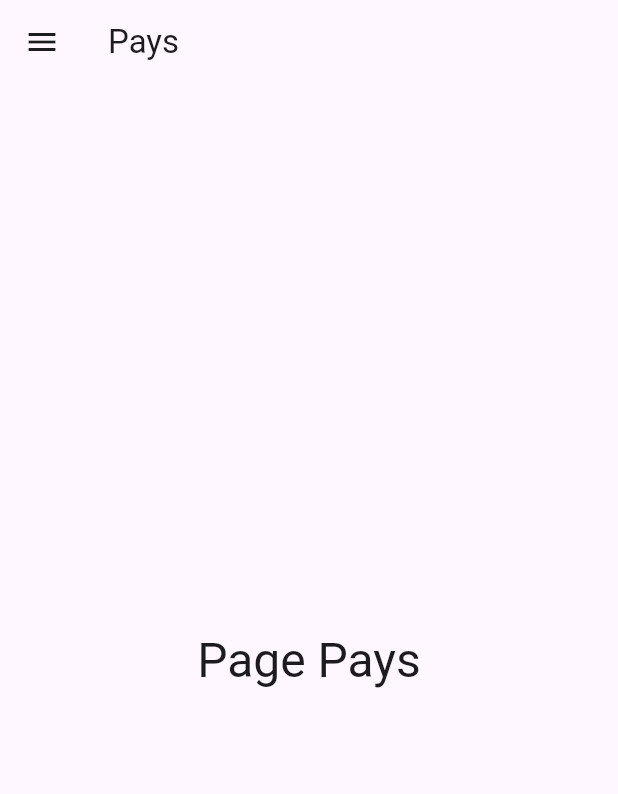
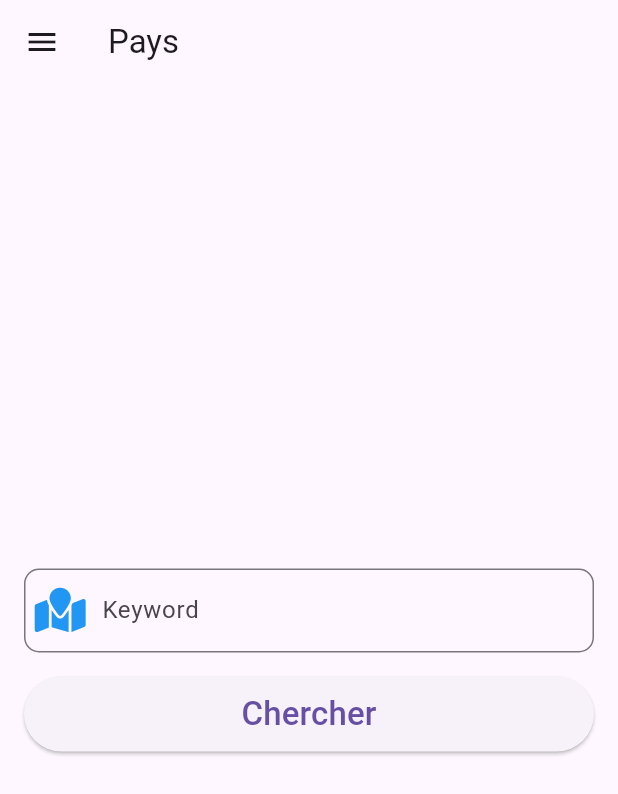
Before and after one commit to A-Hamdi1/Travel-App, a Flutter app: the PaysPage screen opened by its route, on a phone screen of 412 x 824 dp. Shown: the top 794 px of the screen. Run offline on Flutter 3.47's test engine with Material 3 defaults, Android fonts, the phone set to English and light mode, and no system bars; our stand-ins replace firebase_auth, firebase_core, firebase_database, flutter_vector_icons, font_awesome_flutter, shared_preferences and 2 more; accounts and stored records are empty; network calls fail.

Commit message:
adding pays search

```diff
--- a/lib/pages/pays.page.dart
+++ b/lib/pages/pays.page.dart
@@ -1,21 +1,57 @@
 import 'package:flutter/material.dart';
+import 'package:font_awesome_flutter/font_awesome_flutter.dart';
 import 'package:voyage/menu/drawer.widget.dart';
+import 'package:voyage/pages/pays-details.page.dart';
 
 class PaysPage extends StatelessWidget {
+  final TextEditingController txt_pays = TextEditingController();
+
   @override
   Widget build(BuildContext context) {
     return Scaffold(
       drawer: MyDrawer(),
       appBar: AppBar(
-        title: Text('Pays'),
-
+        title: const Text('Pays'),
       ),
-      body: Center(
-        child: Text(
-          'Page Pays',
-          style: Theme.of(context).textTheme.headlineLarge,
+      body: Padding(
+        padding: const EdgeInsets.all(16.0),
+        child: Column(
+          mainAxisAlignment: MainAxisAlignment.center,
+          children: <Widget>[
+            TextFormField(
+              controller: txt_pays,
+              decoration: InputDecoration(
+                prefixIcon: Icon(FontAwesomeIcons.mapLocation,
+                    size: 30, color: Colors.blue),
+                hintText: "Keyword",
+                border: OutlineInputBorder(
+                  borderRadius: BorderRadius.circular(10),
+                ),
+              ),
+            ),
+            SizedBox(height: 16.0),
+            ElevatedButton(
+              onPressed: () {
+                String keyword = txt_pays.text;
+                _onGetPaysDetails(context, keyword);
+              },
+              child: Text('Chercher', style: TextStyle(fontSize: 22)),
+              style: ElevatedButton.styleFrom(
+                minimumSize: const Size.fromHeight(50),
+              ),
+            ),
+          ],
         ),
       ),
     );
   }
+
+  void _onGetPaysDetails(BuildContext context, String keyword) {
+    Navigator.push(
+      context,
+      MaterialPageRoute(
+        builder: (context) => PaysDetailsPage(keyword),
+      ),
+    );
+  }
 }
```
Also changed, not shown: lib/pages/pays-details.page.dart (added, +103 -0 lines), pubspec.yaml (+1 -64 lines).
